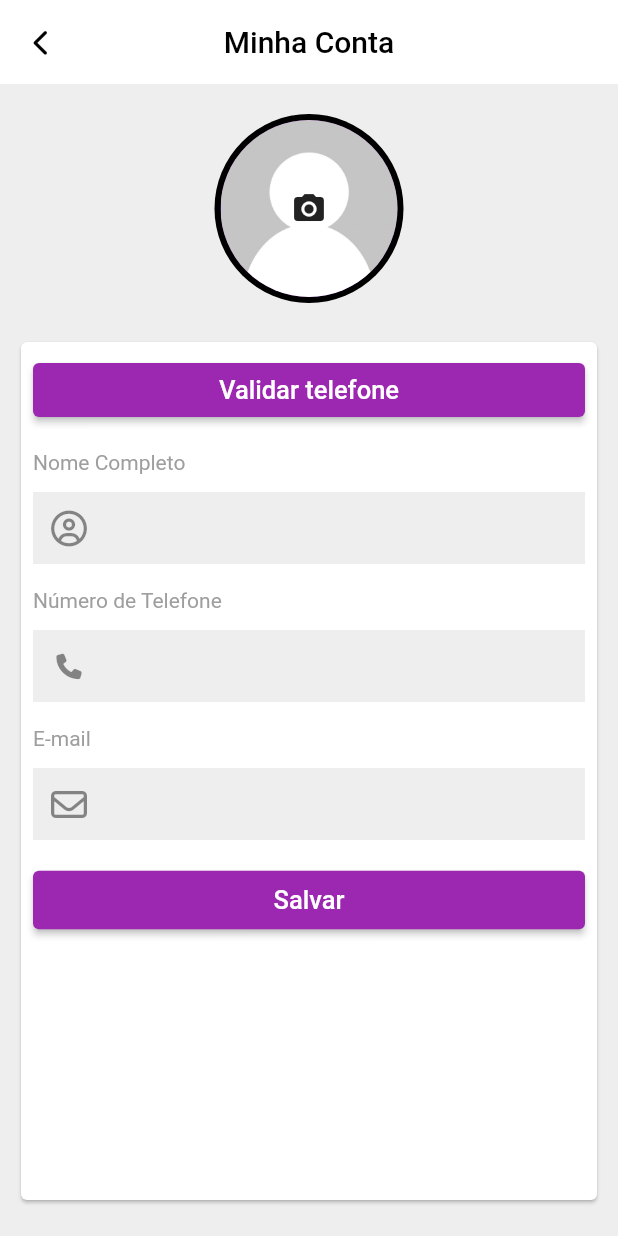
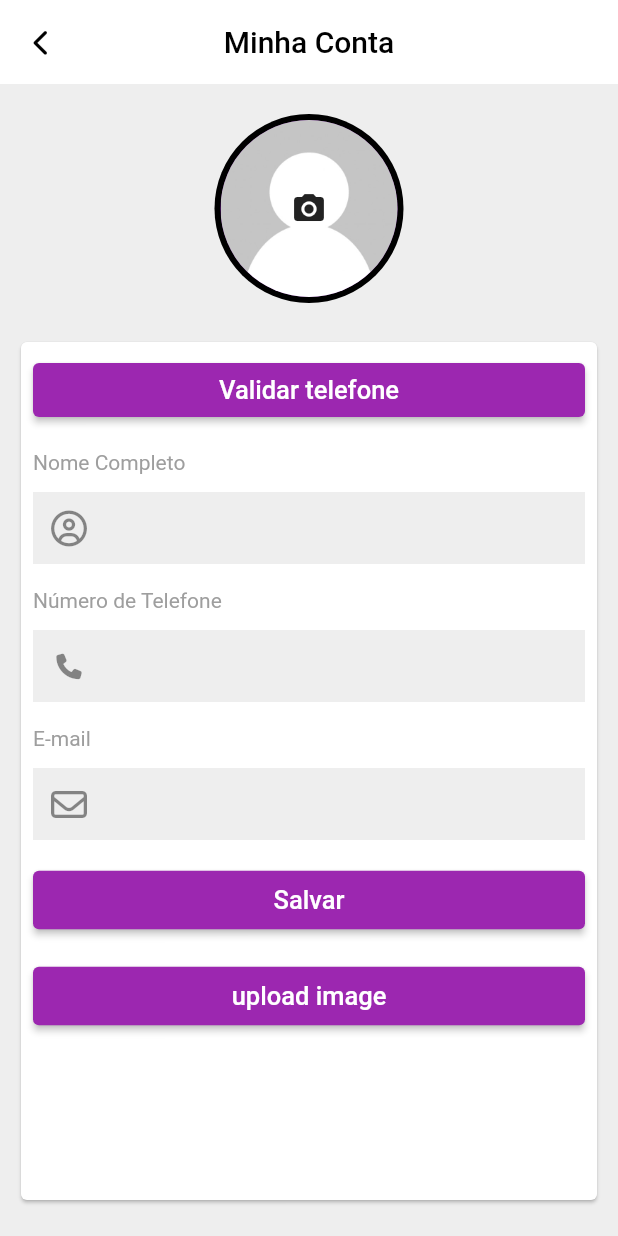
Before and after one commit to willianconrado/pet_app_qrcode, a Flutter app: the ProfilePage screen opened directly, after a tap on "Minha Conta", on a phone screen of 412 x 824 dp. Run offline on Flutter 3.47's test engine with Material 2 defaults, Android fonts, the phone set to English and light mode, and no system bars; our stand-ins replace cloud_firestore, firebase_auth, firebase_core, firebase_storage, font_awesome_flutter, geocoding and 4 more; accounts and stored records are empty.

Commit message:
concertando umas funções da imagem do perfil

```diff
--- a/lib/main.dart
+++ b/lib/main.dart
@@ -32,7 +32,7 @@ class MyApp extends StatelessWidget {
       ),
       debugShowCheckedModeBanner: false,
       //home: const TabsPage(),
-      home: const GoogleMapsAddressLocation(),
+      home: const TabsPage(),
     );
   }
 }
--- a/lib/screens/my.acc.dart
+++ b/lib/screens/my.acc.dart
@@ -1,10 +1,11 @@
 import 'dart:io';
 import 'package:firebase_auth/firebase_auth.dart';
+import 'package:firebase_core/firebase_core.dart';
+import 'package:firebase_storage/firebase_storage.dart';
 import 'package:flutter/material.dart';
 import 'package:font_awesome_flutter/font_awesome_flutter.dart';
 import 'package:image_picker/image_picker.dart';
 import 'package:cloud_firestore/cloud_firestore.dart';
-import 'package:pet_app_qrcode/main.dart';
 
 class MyAcc extends StatefulWidget {
   const MyAcc({Key? key}) : super(key: key);
@@ -16,13 +17,15 @@ class MyAcc extends StatefulWidget {
 final FirebaseFirestore firestore = FirebaseFirestore.instance;
 
 class _MyWidgetState extends State<MyAcc> {
+  final FirebaseStorage storage = FirebaseStorage.instance;
+  String? imageUrl;
+
   User? user;
   String? email;
-
   XFile? imageFile;
   final ImagePicker _picker = ImagePicker();
 
-  void _takePhoto(ImageSource source) async {
+  Future _takePhoto(ImageSource source) async {
     final XFile? pickedFile = await _picker.pickImage(source: source);
     if (pickedFile != null) {
       setState(() {
@@ -30,6 +33,29 @@ class _MyWidgetState extends State<MyAcc> {
       });
     }
   }
+
+  Future<void> uploadImageToFirebase(BuildContext context) async {
+  try {
+    FirebaseStorage storage = FirebaseStorage.instance;
+    String ref = 'images/img-${DateTime.now().toString()}.png';
+    Reference storageRef = storage.ref().child(ref);
+
+    // Faça o upload do arquivo para o Firebase Storage
+    await storageRef.putFile(imageFile as File);
+
+    // Obtenha a URL da imagem carregada
+    String downloadURL = await storageRef.getDownloadURL();
+
+    setState(() {
+      imageUrl = downloadURL; // Atualize o estado com a URL da imagem
+    });
+
+    print('Imagem enviada com sucesso! URL: $downloadURL');
+  } catch (e) {
+    print('Erro ao enviar imagem: $e');
+  }
+}
+
 
   @override
   void initState() {
@@ -171,6 +197,21 @@ class _MyWidgetState extends State<MyAcc> {
                         ),
                       ),
                     ),
+                    Center(
+                      child: Padding(
+                        padding: const EdgeInsets.all(8.0),
+                        child: ElevatedButton(
+                          onPressed: () => uploadImageToFirebase(context),
+                          style: ElevatedButton.styleFrom(
+                            minimumSize: const Size(double.infinity, 39),
+                          ),
+                          child: const Text(
+                            "upload image",
+                            style: TextStyle(fontSize: 17),
+                          ),
+                        ),
+                      ),
+                    ),
                   ],
                 ),
               ),
@@ -180,7 +221,6 @@ class _MyWidgetState extends State<MyAcc> {
       ),
     );
   }
-
 
   Widget bottomSheet() {
     return Container(
@@ -234,9 +274,9 @@ class _MyWidgetState extends State<MyAcc> {
             backgroundColor: Colors.black,
             child: CircleAvatar(
               radius: 59,
-              backgroundImage: imageFile == null
-                  ? const AssetImage("assets/noprofilepicture.png")
-                  : FileImage(File(imageFile!.path)) as ImageProvider,
+              backgroundImage: imageUrl != null
+                ? NetworkImage(imageUrl!)
+                : const AssetImage("assets/noprofilepicture.png") as ImageProvider,
             ),
           ),
         ),
--- a/lib/screens/profile.screen.dart
+++ b/lib/screens/profile.screen.dart
@@ -1,9 +1,13 @@
+import 'dart:io';
+
 import 'package:firebase_auth/firebase_auth.dart';
 import 'package:flutter/material.dart';
 import 'package:font_awesome_flutter/font_awesome_flutter.dart';
+import 'package:image_picker/image_picker.dart';
 import 'package:pet_app_qrcode/screens/address.screen.dart';
 import 'package:pet_app_qrcode/screens/my.acc.dart';
 import 'package:pet_app_qrcode/screens/settings.screen.dart';
+import 'my.acc.dart';
 
 class ProfilePage extends StatefulWidget {
   const ProfilePage({super.key});
@@ -15,6 +19,9 @@ class ProfilePage extends StatefulWidget {
 class _ProfilePageState extends State<ProfilePage> {
   User? user;
   String? email;
+
+   XFile? imageFile;
+  final ImagePicker _picker = ImagePicker();
 
   @override
   void initState() {
@@ -116,7 +123,7 @@ class _ProfilePageState extends State<ProfilePage> {
               ],
             ),
           ),
-          const Positioned(
+           Positioned(
             top: 0,
             left: 0,
             right: 0,
@@ -127,6 +134,9 @@ class _ProfilePageState extends State<ProfilePage> {
                 child: CircleAvatar(
                   backgroundColor: Colors.greenAccent,
                   radius: 55,
+                    backgroundImage: imageFile == null
+                  ?  AssetImage("assets/noprofilepicture.png")
+                  : FileImage(File(imageFile!.path)) as ImageProvider,
                 ),
               ),
             ),
--- a/pubspec.yaml
+++ b/pubspec.yaml
@@ -42,6 +42,7 @@ dependencies:
   uuid: ^4.0.0
   geolocator: ^10.0.1
   geocoding: ^2.1.0
+  firebase_storage: ^11.2.6
 
 
 
```
Also changed, not shown: pubspec.lock, 1 other file.
